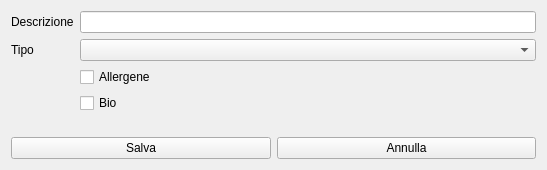
Above: hnewproduct.ui from fblabs/hamlet-mod-sancon before the change. Below: the same form after it.
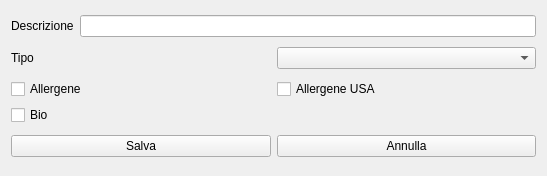
That is the form after the change. Icons and pictures are not drawn.

```diff
--- a/hnewproduct.ui
+++ b/hnewproduct.ui
@@ -10,7 +10,7 @@
     <x>0</x>
     <y>0</y>
     <width>547</width>
-    <height>170</height>
+    <height>176</height>
    </rect>
   </property>
   <property name="windowTitle">
@@ -22,35 +22,50 @@
   </property>
   <layout class="QVBoxLayout" name="verticalLayout">
    <item>
-    <layout class="QFormLayout" name="formLayout">
-     <item row="0" column="0">
+    <layout class="QHBoxLayout" name="horizontalLayout_2">
+     <item>
       <widget class="QLabel" name="label">
        <property name="text">
         <string>Descrizione</string>
        </property>
       </widget>
      </item>
-     <item row="0" column="1">
+     <item>
       <widget class="QLineEdit" name="leDescrizione"/>
      </item>
-     <item row="1" column="0">
+    </layout>
+   </item>
+   <item>
+    <layout class="QHBoxLayout" name="horizontalLayout_3">
+     <item>
       <widget class="QLabel" name="label_2">
        <property name="text">
         <string>Tipo</string>
        </property>
       </widget>
      </item>
-     <item row="1" column="1">
+     <item>
       <widget class="QComboBox" name="comboBox"/>
      </item>
-     <item row="2" column="1">
+    </layout>
+   </item>
+   <item>
+    <layout class="QGridLayout" name="gridLayout">
+     <item row="0" column="0">
       <widget class="QCheckBox" name="cbAllergenico">
        <property name="text">
         <string>Allergene</string>
        </property>
       </widget>
      </item>
-     <item row="3" column="1">
+     <item row="0" column="1">
+      <widget class="QCheckBox" name="cbAllergene_usa">
+       <property name="text">
+        <string>Allergene USA</string>
+       </property>
+      </widget>
+     </item>
+     <item row="1" column="0">
       <widget class="QCheckBox" name="cbBio">
        <property name="text">
         <string>Bio</string>
```
